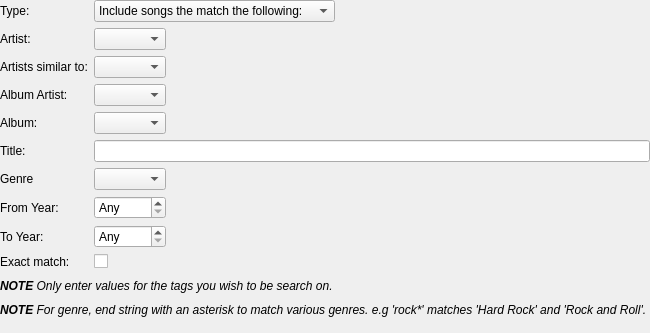
Above: dynamic/dynamicrule.ui from polpo/cantata-mac before the change. Below: the same form after it.
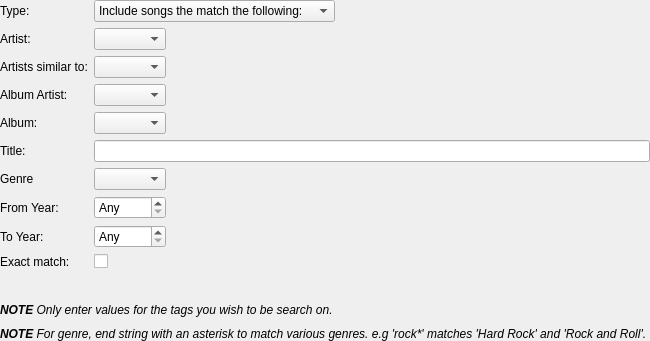
That is the form after the change. Custom widgets are drawn as their Qt base class.

Commit message: Date range of 20years max

```diff
--- a/dynamic/dynamicrule.ui
+++ b/dynamic/dynamicrule.ui
@@ -201,6 +201,25 @@
      </property>
     </spacer>
    </item>
+   <item>
+    <widget class="QLabel" name="errorLabel"/>
+  </item>
+  <item>
+   <spacer name="verticalSpacer_3xz">
+    <property name="orientation">
+     <enum>Qt::Vertical</enum>
+    </property>
+    <property name="sizeType">
+     <enum>QSizePolicy::Fixed</enum>
+    </property>
+    <property name="sizeHint" stdset="0">
+     <size>
+      <width>20</width>
+      <height>4</height>
+     </size>
+    </property>
+   </spacer>
+  </item>
    <item>
     <widget class="QLabel" name="label_7">
      <property name="text">
```
The commit also changes 1 other file.
